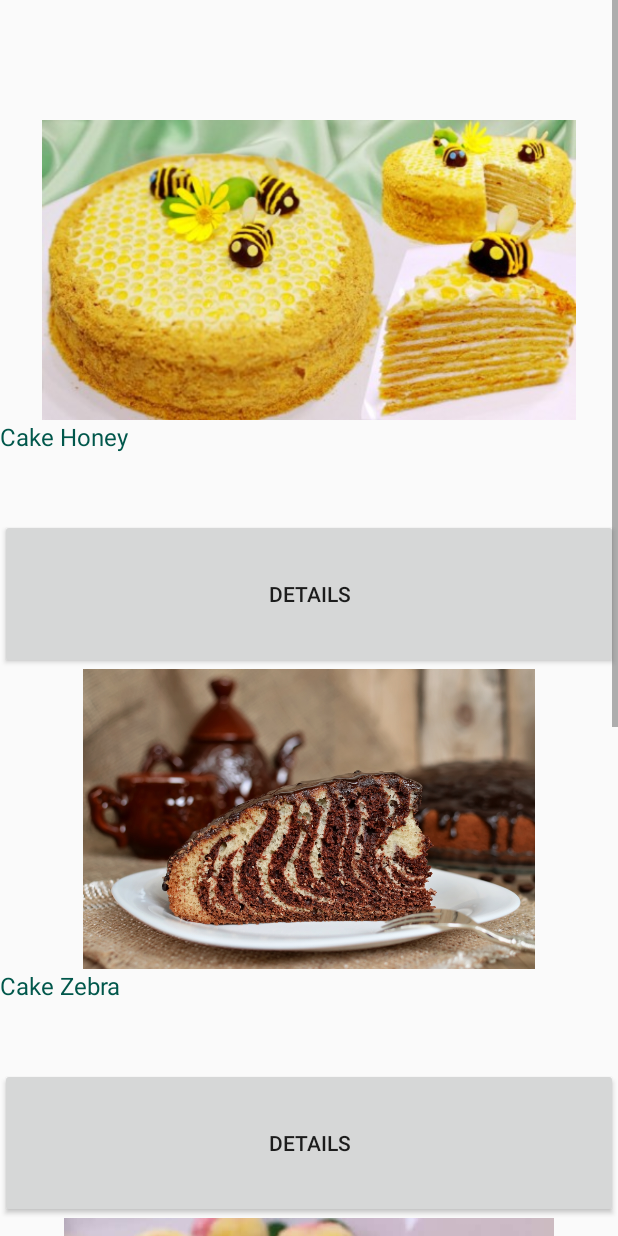
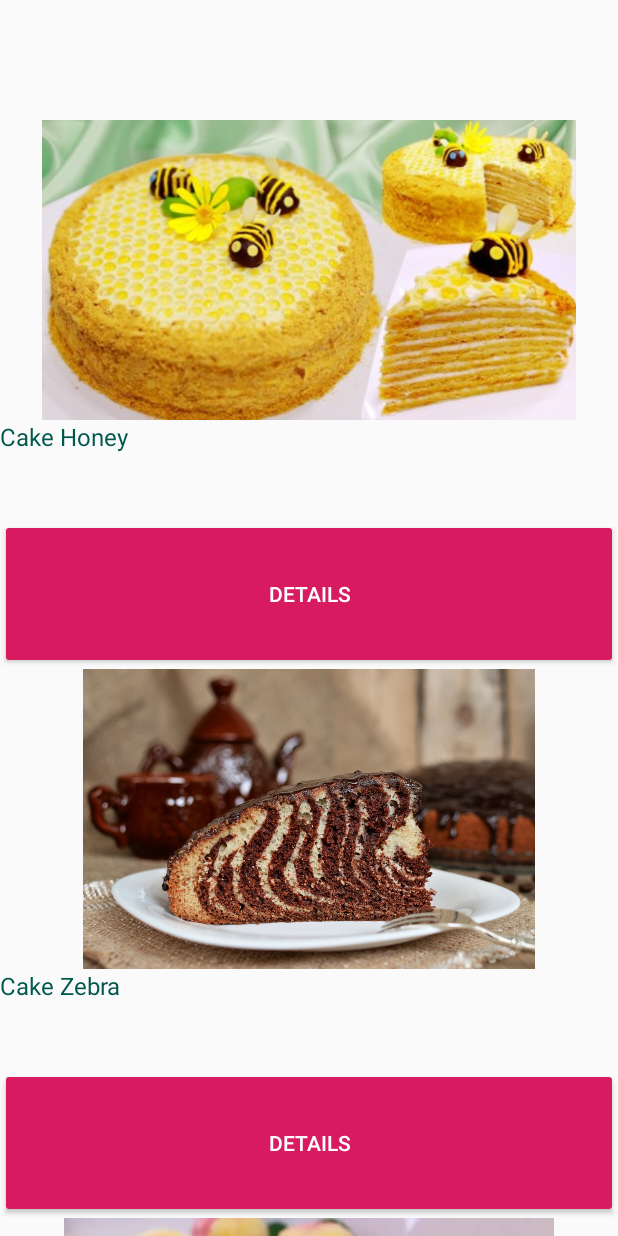
Before and after one commit to alexmaximovna/sweets, an Android app: the layout content_main.xml on its own in the app's theme, with its tools: preview values and no code run, on a phone screen of 412 x 824 dp. Run offline under Robolectric (Android 15) with nearby library versions, the phone set to English and light mode, and no system bars.

Commit message:
adding 3

```diff
--- a/app/src/main/AndroidManifest.xml
+++ b/app/src/main/AndroidManifest.xml
@@ -7,6 +7,7 @@
         android:allowBackup="true"
         android:icon="@mipmap/ic_launcher"
         android:label="@string/app_name"
+
         android:roundIcon="@mipmap/ic_launcher_round"
         android:supportsRtl="true"
         android:theme="@style/AppTheme">
--- /dev/null
+++ b/app/src/main/res/drawable-v21/btn_rounded_corner.xml
@@ -0,0 +1,17 @@
+<?xml version="1.0" encoding="utf-8"?>
+<inset xmlns:android="http://schemas.android.com/apk/res/android"
+    android:insetBottom="6dp"
+    android:insetLeft="4dp"
+    android:insetRight="4dp"
+    android:insetTop="6dp">
+    <ripple android:color="?attr/colorControlHighlight">
+        <item>
+            <shape android:shape="rectangle"
+                android:tint="#0091ea">
+                <corners android:radius="10dp"/>
+                <solid android:color="#1a237e"/>
+                <padding android:bottom="6dp"/>
+            </shape>
+        </item>
+    </ripple>
+</inset>
--- /dev/null
+++ b/app/src/main/res/drawable/btn_rounded_corner.xml
@@ -0,0 +1,19 @@
+<?xml version="1.0" encoding="utf-8"?>
+<inset xmlns:android="http://schemas.android.com/apk/res/android"
+    xmlns:tools="http://schemas.android.com/tools"
+    android:insetBottom="6dp"
+    android:insetLeft="4dp"
+    android:insetRight="4dp"
+    android:insetTop="6dp">
+    <ripple android:color="?attr/colorControlHighlight"
+        tools:targetApi="lollipop">
+        <item>
+            <shape android:shape="rectangle"
+                android:tint="#0091ea">
+                <corners android:radius="10dp"/>
+                <solid android:color="#1a237e"/>
+                <padding android:bottom="6dp"/>
+            </shape>
+        </item>
+    </ripple>
+</inset>
--- a/app/src/main/res/layout/content_main.xml
+++ b/app/src/main/res/layout/content_main.xml
@@ -1,22 +1,22 @@
 <?xml version="1.0" encoding="utf-8"?>
-<androidx.constraintlayout.widget.ConstraintLayout xmlns:android="http://schemas.android.com/apk/res/android"
+<androidx.core.widget.NestedScrollView  xmlns:android="http://schemas.android.com/apk/res/android"
     xmlns:tools="http://schemas.android.com/tools"
+    xmlns:app="http://schemas.android.com/apk/res-auto"
     android:orientation="vertical"
     android:layout_width="match_parent"
-    android:layout_height="match_parent">
+    android:layout_height="match_parent"
+    app:layout_behavior="@string/appbar_scrolling_view_behavior"
+    tools:context=".MainActivity"
+    tools:showIn="@layout/app_bar_main">
 
 
-    <ScrollView
-        android:layout_width="match_parent"
-        android:layout_height="wrap_content"
-        android:fillViewport="false"
-        tools:ignore="MissingConstraints">
 
         <LinearLayout
             android:layout_width="wrap_content"
             android:layout_height="wrap_content"
             android:layout_marginTop="80dp"
-            android:orientation="vertical">
+            android:orientation="vertical"
+           >
 
 
             <ImageView
@@ -50,6 +50,7 @@
                 android:layout_height="100dp"
                 android:layout_gravity="center"
                 android:onClick="onClick"
+                style="@style/RoundedCornerButton"
                 android:text="Details" />
             <ImageView
                 android:id="@+id/zebra"
@@ -83,6 +84,8 @@
                 android:layout_height="100dp"
                 android:layout_gravity="center"
                 android:onClick="onClick"
+                style="@style/RoundedCornerButton"
+
                 android:text="Details" />
             <ImageView
                     android:id="@+id/peaches"
@@ -114,6 +117,8 @@
                 android:layout_width="match_parent"
                 android:layout_height="100dp"
                 android:layout_gravity="center"
+                style="@style/RoundedCornerButton"
+
                 android:onClick="onClick"
                 android:text="Details" />
 
@@ -129,5 +134,4 @@
                 android:textSize="16sp"
                 android:textColor="@color/colorPrimaryDark"/>
         </LinearLayout>
-    </ScrollView>
-</androidx.constraintlayout.widget.ConstraintLayout>
+</androidx.core.widget.NestedScrollView >
--- a/app/src/main/res/menu/main_menu.xml
+++ b/app/src/main/res/menu/main_menu.xml
@@ -1,5 +1,8 @@
 <?xml version="1.0" encoding="utf-8"?>
-<menu xmlns:android="http://schemas.android.com/apk/res/android">
+<menu xmlns:android="http://schemas.android.com/apk/res/android"
+    xmlns:tools="http://schemas.android.com/tools"
+    tools:context="ru.imit.omsu.sweet.MainActivity">
+
     <item
         android:id="@+id/invite_friends"
         android:orderInCategory="1"
--- a/app/src/main/res/values/colors.xml
+++ b/app/src/main/res/values/colors.xml
@@ -1,6 +1,6 @@
 <?xml version="1.0" encoding="utf-8"?>
 <resources>
-    <color name="colorPrimary">#008577</color>
+    <color name="colorPrimary">#E91E63</color>
     <color name="colorPrimaryDark">#00574B</color>
     <color name="colorAccent">#D81B60</color>
     <color name="colorPink">#E91E76</color>
--- a/app/src/main/res/values/styles.xml
+++ b/app/src/main/res/values/styles.xml
@@ -24,4 +24,9 @@
         <item name="android:background">@color/colorPrimary</item>
     </style>
 
+    <style name="RoundedCornerButton" parent="@style/Widget.AppCompat.Button.Colored">
+        <item name="background">@drawable/btn_rounded_corner</item>
+        <item name="colorButtonNormal">#1a237e</item>
+        <item name="colorControlHighlight">#673ab7</item>
+    </style>
 </resources>
```
Also changed, not shown: app/src/main/java/ru/imit/omsu/sweet/MainActivity.java (+14 -0 lines), app/src/main/res/layout/app_bar_main.xml (+39 -11 lines), app/src/main/res/drawable/back.jpg (added).
